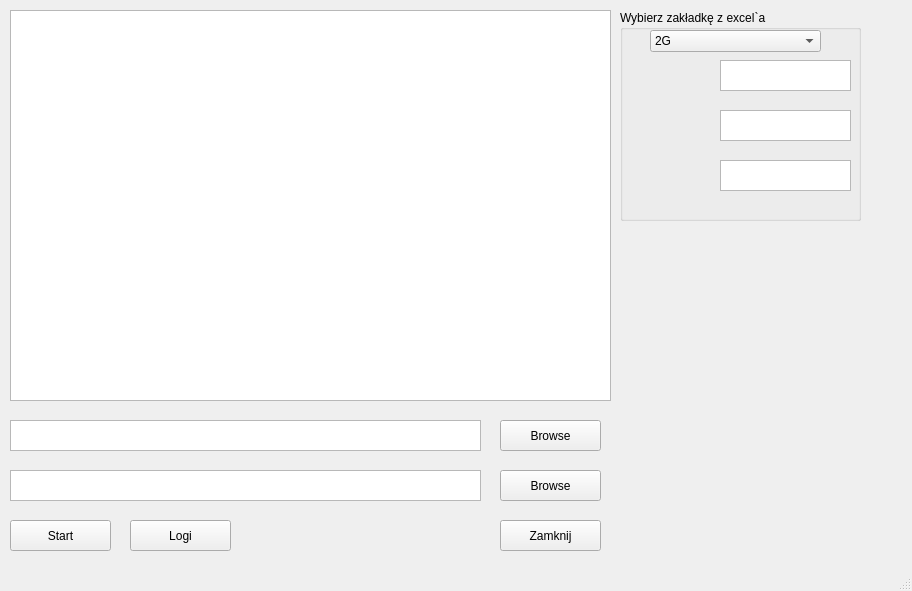
The window that MainWindow.ui (GCFprojects/TeRi) describes before a commit, drawn with Qt 5.
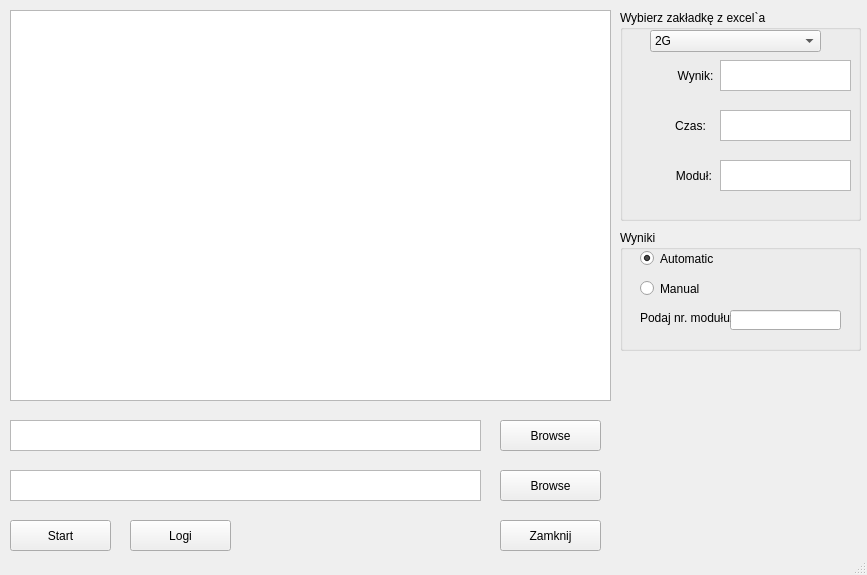
The same window after the commit.

Commit message: GUI głównego okna programu. Dodano kilka nowych funkcjonalności. Rodzaj wyników, labelki i blokadę na zmianę reczną ścieżki

Patch:
```diff
--- a/MainWindow.ui
+++ b/MainWindow.ui
@@ -6,8 +6,8 @@
    <rect>
     <x>0</x>
     <y>0</y>
-    <width>912</width>
-    <height>591</height>
+    <width>867</width>
+    <height>575</height>
    </rect>
   </property>
   <property name="windowTitle">
@@ -172,6 +172,128 @@
       </rect>
      </property>
     </widget>
+    <widget class="QLabel" name="label">
+     <property name="geometry">
+      <rect>
+       <x>50</x>
+       <y>50</y>
+       <width>51</width>
+       <height>31</height>
+      </rect>
+     </property>
+     <property name="text">
+      <string>Wynik:</string>
+     </property>
+     <property name="textFormat">
+      <enum>Qt::AutoText</enum>
+     </property>
+     <property name="alignment">
+      <set>Qt::AlignCenter</set>
+     </property>
+    </widget>
+    <widget class="QLabel" name="label_2">
+     <property name="geometry">
+      <rect>
+       <x>40</x>
+       <y>100</y>
+       <width>61</width>
+       <height>31</height>
+      </rect>
+     </property>
+     <property name="text">
+      <string>Czas:</string>
+     </property>
+     <property name="alignment">
+      <set>Qt::AlignCenter</set>
+     </property>
+    </widget>
+    <widget class="QLabel" name="label_3">
+     <property name="geometry">
+      <rect>
+       <x>50</x>
+       <y>150</y>
+       <width>51</width>
+       <height>31</height>
+      </rect>
+     </property>
+     <property name="text">
+      <string>Moduł: </string>
+     </property>
+     <property name="alignment">
+      <set>Qt::AlignCenter</set>
+     </property>
+    </widget>
+   </widget>
+   <widget class="QGroupBox" name="testRunType">
+    <property name="geometry">
+     <rect>
+      <x>620</x>
+      <y>230</y>
+      <width>241</width>
+      <height>121</height>
+     </rect>
+    </property>
+    <property name="title">
+     <string>Wyniki</string>
+    </property>
+    <widget class="QRadioButton" name="automaticTestRun">
+     <property name="geometry">
+      <rect>
+       <x>20</x>
+       <y>20</y>
+       <width>82</width>
+       <height>17</height>
+      </rect>
+     </property>
+     <property name="text">
+      <string>Automatic</string>
+     </property>
+     <property name="checked">
+      <bool>true</bool>
+     </property>
+    </widget>
+    <widget class="QRadioButton" name="manualTestRun">
+     <property name="geometry">
+      <rect>
+       <x>20</x>
+       <y>50</y>
+       <width>82</width>
+       <height>17</height>
+      </rect>
+     </property>
+     <property name="text">
+      <string>Manual</string>
+     </property>
+     <property name="checked">
+      <bool>false</bool>
+     </property>
+    </widget>
+    <widget class="QLineEdit" name="moduleNumber">
+     <property name="geometry">
+      <rect>
+       <x>110</x>
+       <y>80</y>
+       <width>111</width>
+       <height>20</height>
+      </rect>
+     </property>
+     <property name="text">
+      <string/>
+     </property>
+    </widget>
+    <widget class="QLabel" name="label_4">
+     <property name="geometry">
+      <rect>
+       <x>20</x>
+       <y>80</y>
+       <width>91</width>
+       <height>16</height>
+      </rect>
+     </property>
+     <property name="text">
+      <string>Podaj nr. modułu:</string>
+     </property>
+    </widget>
    </widget>
   </widget>
   <widget class="QMenuBar" name="menubar">
```
Left out of the diff: 14 changed lines with no effect on the pictures. The commit also changes 1 other file.
